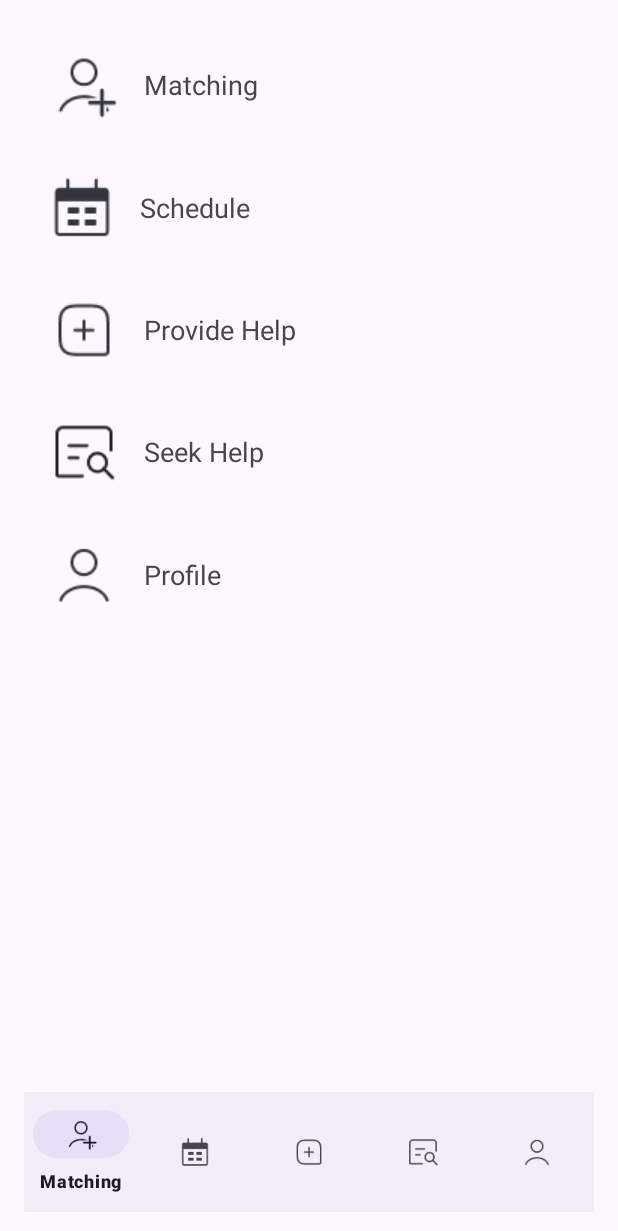
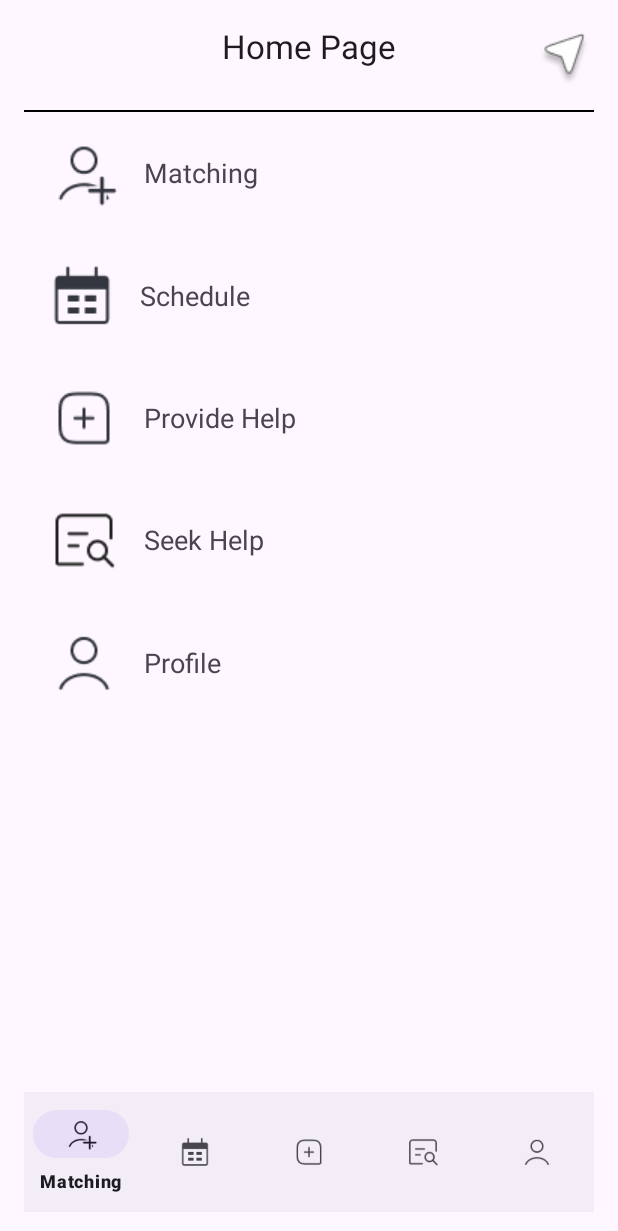
Before and after one commit to KonstantinGeorgiev0/DBL-App-Dev, an Android app: the screen it shows after launch (MainActivity), on a phone screen of 412 x 824 dp. Shown: the top 1231 px of the screen. Run offline under Robolectric (Android 15) with nearby library versions, the phone set to English and light mode, and no system bars.

Commit message:
header with title and message icon layout

```diff
--- a/app/src/main/res/layout/activity_main.xml
+++ b/app/src/main/res/layout/activity_main.xml
@@ -4,12 +4,42 @@
     android:layout_height="match_parent"
     android:orientation="vertical"
     android:padding="16dp">
+
+    <!-- Header with title and message icon -->
+    <RelativeLayout
+        android:layout_width="match_parent"
+        android:layout_height="wrap_content"
+        android:paddingBottom="16dp">
+
+        <TextView
+            android:id="@+id/tvHomePageTitle"
+            android:layout_width="wrap_content"
+            android:layout_height="wrap_content"
+            android:layout_centerHorizontal="true"
+            android:text="Home Page"
+            android:textAppearance="@style/TextAppearance.AppCompat.Large" />
+
+        <ImageView
+            android:id="@+id/ivMessageIcon"
+            android:layout_width="wrap_content"
+            android:layout_height="wrap_content"
+            android:layout_alignParentEnd="true"
+            android:src="@drawable/ic_message" />
+    </RelativeLayout>
+
+    <!-- Horizontal bar -->
+    <View
+        android:layout_width="match_parent"
+        android:layout_height="1dp"
+        android:background="@android:color/black" />
+
     <!--  Icons  -->
     <include layout="@layout/dashboard_item" android:id="@+id/matching" />
     <include layout="@layout/dashboard_item" android:id="@+id/schedule" />
     <include layout="@layout/dashboard_item" android:id="@+id/provide_help" />
     <include layout="@layout/dashboard_item" android:id="@+id/seek_help" />
     <include layout="@layout/dashboard_item" android:id="@+id/profile" />
+
     <!--  Menu bar  -->
     <FrameLayout
         android:id="@+id/content"
@@ -17,9 +47,11 @@
         android:layout_height="0dp"
         android:layout_weight="1">
     </FrameLayout>
+
     <com.google.android.material.bottomnavigation.BottomNavigationView
         android:id="@+id/navigation"
         android:layout_width="match_parent"
         android:layout_height="wrap_content"
         app:menu="@menu/navigation_menu" />
+
 </LinearLayout>
```
